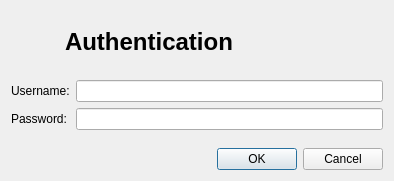
qohelet/QtZeiterfassung, file dialogs/authenticationdialog.ui: the form before one commit.
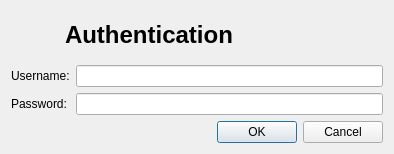
The form after the commit. Icons and pictures are not drawn.

```diff
--- a/dialogs/authenticationdialog.ui
+++ b/dialogs/authenticationdialog.ui
@@ -10,6 +10,12 @@
     <height>181</height>
    </rect>
   </property>
+  <property name="maximumSize">
+   <size>
+    <width>16777215</width>
+    <height>0</height>
+   </size>
+  </property>
   <property name="windowTitle">
    <string>Dialog</string>
   </property>
```
